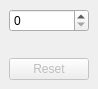
First picture: the form in src/resources/main_view.ui, repository develmusa/PyQt5-MVC-Template, before the edit.
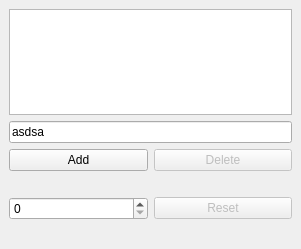
Second picture: the form after the edit.

What changed in the file:
```diff
--- a/src/resources/main_view.ui
+++ b/src/resources/main_view.ui
@@ -6,18 +6,63 @@
    <rect>
     <x>0</x>
     <y>0</y>
-    <width>93</width>
-    <height>86</height>
+    <width>301</width>
+    <height>249</height>
    </rect>
   </property>
   <widget class="QWidget" name="centralwidget">
    <layout class="QVBoxLayout">
     <item>
+     <layout class="QVBoxLayout" name="verticalLayout">
+      <item>
+       <widget class="QListWidget" name="listWidget_names"/>
+      </item>
+      <item>
+       <widget class="QLineEdit" name="lineEdit_name">
+        <property name="text">
+         <string>asdsa</string>
+        </property>
+       </widget>
+      </item>
+      <item>
+       <layout class="QHBoxLayout" name="horizontalLayout_2">
+        <item>
+         <widget class="QPushButton" name="pushButton_add">
+          <property name="text">
+           <string>Add</string>
+          </property>
+         </widget>
+        </item>
+        <item>
+         <widget class="QPushButton" name="pushButton_delete">
+          <property name="enabled">
+           <bool>false</bool>
+          </property>
+          <property name="text">
+           <string>Delete</string>
+          </property>
+         </widget>
+        </item>
+       </layout>
+      </item>
+      <item>
+       <spacer name="horizontalSpacer">
+        <property name="orientation">
+         <enum>Qt::Horizontal</enum>
+        </property>
+        <property name="sizeHint" stdset="0">
+         <size>
+          <width>40</width>
+          <height>20</height>
+         </size>
+        </property>
+       </spacer>
+      </item>
+      <item>
+       <layout class="QHBoxLayout" name="horizontalLayout">
+        <item>
      <widget class="QSpinBox" name="spinBox_amount"/>
     </item>
-    <item>
-     <widget class="QLabel" name="label_even_odd"/>
-    </item>
     <item>
      <widget class="QPushButton" name="pushButton_reset">
       <property name="enabled">
@@ -27,6 +72,13 @@
        <string>Reset</string>
       </property>
      </widget>
+        </item>
+       </layout>
+      </item>
+     </layout>
+    </item>
+    <item>
+     <widget class="QLabel" name="label_even_odd"/>
     </item>
    </layout>
   </widget>
```
Lines whose indentation alone changed are shown as unchanged.
